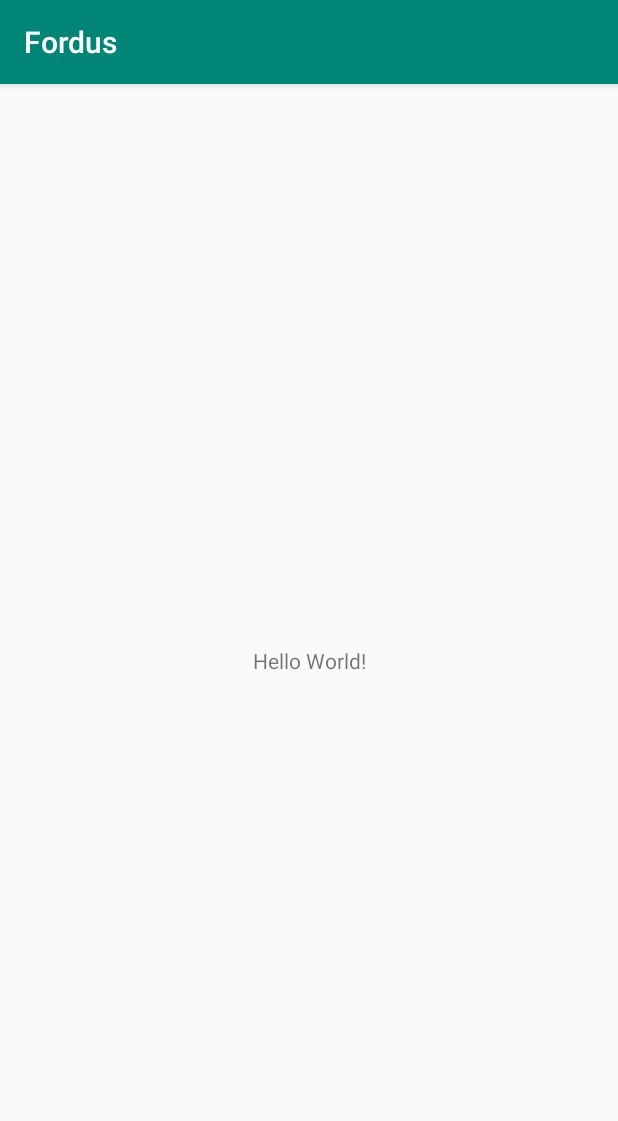
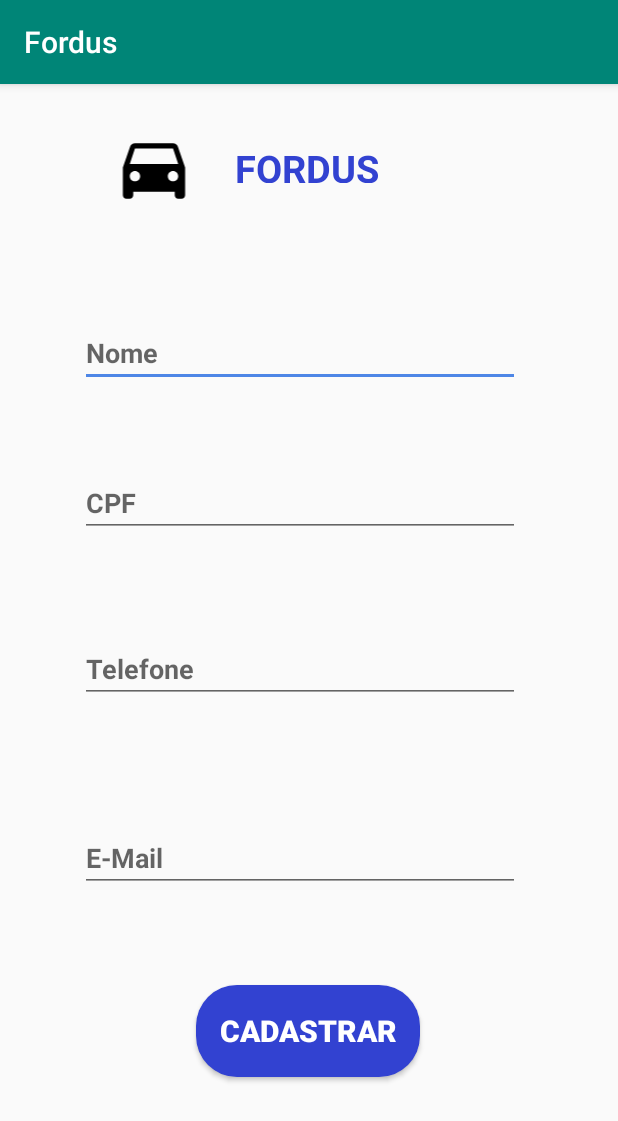
Before and after one commit to ThiagoSousaSantana/Fordus, an Android app: the screen it shows after launch (MainActivity), on a phone screen of 412 x 824 dp. Shown: the top 1121 px of the screen. Run offline under Robolectric (Android 15) with nearby library versions, the phone set to English and light mode, and no system bars.

Commit message:
Tela de Cadastro
Dsigner tela de cadastro

```diff
--- /dev/null
+++ b/app/src/main/res/drawable/buttonshape.xml
@@ -0,0 +1,19 @@
+<?xml version="1.0" encoding="utf-8"?>
+<shape xmlns:android="http://schemas.android.com/apk/res/android" android:shape="rectangle" >
+    <corners
+        android:radius="27dp"
+        />
+    <solid
+        android:color="#3242D1"
+        />
+    <padding
+        android:left="0dp"
+        android:top="0dp"
+        android:right="0dp"
+        android:bottom="0dp"
+        />
+    <size
+        android:width="270dp"
+        android:height="60dp"
+        />
+</shape>
--- /dev/null
+++ b/app/src/main/res/drawable/ic_car.xml
@@ -0,0 +1,9 @@
+<vector xmlns:android="http://schemas.android.com/apk/res/android"
+        android:width="24dp"
+        android:height="24dp"
+        android:viewportWidth="24.0"
+        android:viewportHeight="24.0">
+    <path
+        android:fillColor="#FF000000"
+        android:pathData="M18.92,6.01C18.72,5.42 18.16,5 17.5,5h-11c-0.66,0 -1.21,0.42 -1.42,1.01L3,12v8c0,0.55 0.45,1 1,1h1c0.55,0 1,-0.45 1,-1v-1h12v1c0,0.55 0.45,1 1,1h1c0.55,0 1,-0.45 1,-1v-8l-2.08,-5.99zM6.5,16c-0.83,0 -1.5,-0.67 -1.5,-1.5S5.67,13 6.5,13s1.5,0.67 1.5,1.5S7.33,16 6.5,16zM17.5,16c-0.83,0 -1.5,-0.67 -1.5,-1.5s0.67,-1.5 1.5,-1.5 1.5,0.67 1.5,1.5 -0.67,1.5 -1.5,1.5zM5,11l1.5,-4.5h11L19,11L5,11z"/>
+</vector>
--- a/app/src/main/res/layout/activity_main.xml
+++ b/app/src/main/res/layout/activity_main.xml
@@ -7,12 +7,107 @@
     tools:context=".activities.MainActivity">
 
     <TextView
-        android:layout_width="wrap_content"
-        android:layout_height="wrap_content"
-        android:text="Hello World!"
+        android:id="@+id/textView"
+        android:layout_width="99dp"
+        android:layout_height="27dp"
+        android:text="FORDUS"
+        android:textStyle="bold"
+        android:textColor="#3242D1"
+        android:textSize="25dp"
         app:layout_constraintBottom_toBottomOf="parent"
-        app:layout_constraintLeft_toLeftOf="parent"
-        app:layout_constraintRight_toRightOf="parent"
-        app:layout_constraintTop_toTopOf="parent" />
+        app:layout_constraintEnd_toEndOf="parent"
+        app:layout_constraintStart_toStartOf="parent"
+        app:layout_constraintTop_toTopOf="parent"
+        app:layout_constraintVertical_bias="0.052" />
+
+
+    <EditText
+        android:id="@+id/editNome"
+        android:layout_width="293dp"
+        android:layout_height="43dp"
+        android:hint="Nome"
+        android:textColor="#000000"
+        android:textStyle="bold"
+        app:layout_constraintBottom_toBottomOf="parent"
+        app:layout_constraintEnd_toEndOf="parent"
+        app:layout_constraintHorizontal_bias="0.448"
+        app:layout_constraintStart_toStartOf="parent"
+        app:layout_constraintTop_toBottomOf="@+id/textView"
+        app:layout_constraintVertical_bias="0.141" />
+
+    <EditText
+        android:id="@+id/editEmail"
+        android:layout_width="293dp"
+        android:layout_height="43dp"
+        android:hint="E-Mail"
+        android:textColor="#000000"
+        android:textStyle="bold"
+        app:layout_constraintBottom_toBottomOf="parent"
+        app:layout_constraintEnd_toEndOf="parent"
+        app:layout_constraintHorizontal_bias="0.449"
+        app:layout_constraintStart_toStartOf="parent"
+        app:layout_constraintTop_toBottomOf="@+id/editTel"
+        app:layout_constraintVertical_bias="0.265" />
+
+    <EditText
+        android:id="@+id/editCpf"
+        android:layout_width="293dp"
+        android:layout_height="43dp"
+        android:hint="CPF"
+        android:inputType="numberDecimal"
+        android:textColor="#000000"
+        android:textStyle="bold"
+        app:layout_constraintBottom_toBottomOf="parent"
+        app:layout_constraintEnd_toEndOf="parent"
+        app:layout_constraintHorizontal_bias="0.449"
+        app:layout_constraintStart_toStartOf="parent"
+        app:layout_constraintTop_toBottomOf="@+id/editNome"
+        app:layout_constraintVertical_bias="0.109" />
+
+    <EditText
+        android:id="@+id/editTel"
+        android:layout_width="293dp"
+        android:layout_height="43dp"
+        android:hint="Telefone"
+        android:inputType="numberDecimal"
+        android:textColor="#000000"
+        android:textStyle="bold"
+        app:layout_constraintBottom_toBottomOf="parent"
+        app:layout_constraintEnd_toEndOf="parent"
+        app:layout_constraintHorizontal_bias="0.449"
+        app:layout_constraintStart_toStartOf="parent"
+        app:layout_constraintTop_toBottomOf="@+id/editCpf"
+        app:layout_constraintVertical_bias="0.159" />
+
+    <ImageView
+        android:id="@+id/imageView"
+        android:layout_width="89dp"
+        android:layout_height="55dp"
+        android:src="@drawable/ic_car"
+
+        app:layout_constraintBottom_toBottomOf="parent"
+        app:layout_constraintEnd_toStartOf="@+id/textView"
+        app:layout_constraintHorizontal_bias="0.865"
+        app:layout_constraintStart_toStartOf="parent"
+        app:layout_constraintTop_toTopOf="parent"
+        app:layout_constraintVertical_bias="0.039" />
+
+    <Button
+        android:id="@+id/angry_btn"
+
+        android:layout_width="149dp"
+        android:layout_height="61dp"
+        android:background="@drawable/buttonshape"
+        android:text="Cadastrar"
+        android:textColor="#FFFFFF"
+        android:textSize="20dp"
+        android:textStyle="bold"
+        app:layout_constraintBottom_toBottomOf="parent"
+        app:layout_constraintEnd_toEndOf="parent"
+        app:layout_constraintHorizontal_bias="0.497"
+        app:layout_constraintStart_toStartOf="parent"
+        app:layout_constraintTop_toBottomOf="@+id/editEmail"
+        app:layout_constraintVertical_bias="0.371" />
+
 
 </androidx.constraintlayout.widget.ConstraintLayout>
--- a/app/src/main/res/values/colors.xml
+++ b/app/src/main/res/values/colors.xml
@@ -2,5 +2,5 @@
 <resources>
     <color name="colorPrimary">#008577</color>
     <color name="colorPrimaryDark">#00574B</color>
-    <color name="colorAccent">#D81B60</color>
+    <color name="colorAccent">#4E86E6</color>
 </resources>
```
